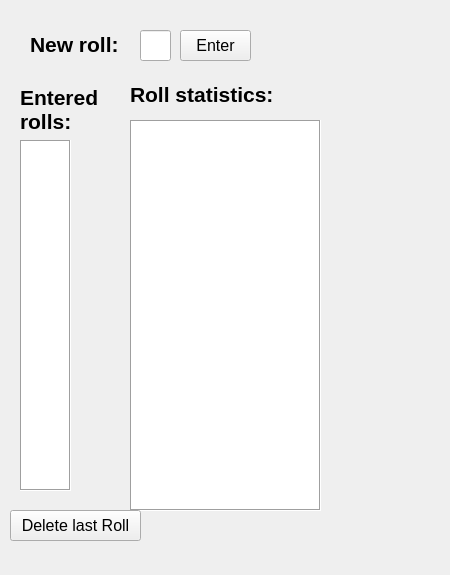
Above: ui/mainwindow.ui from dr-asbestos/catan-dice-tracker before the change. Below: the same form after it.
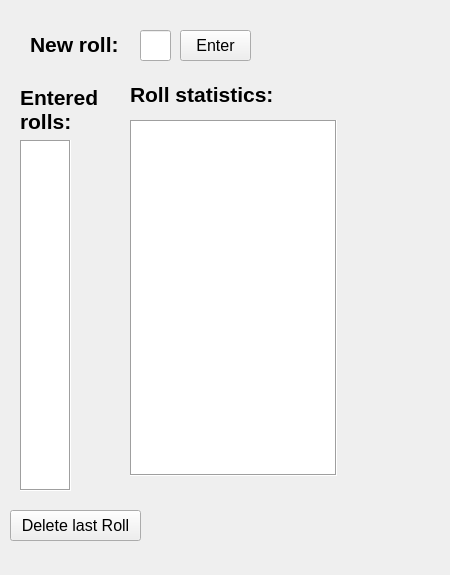
That is the form after the change.

Diff of the .ui file:
```diff
--- a/ui/mainwindow.ui
+++ b/ui/mainwindow.ui
@@ -31,8 +31,8 @@
      <rect>
       <x>130</x>
       <y>120</y>
-      <width>191</width>
-      <height>391</height>
+      <width>207</width>
+      <height>356</height>
      </rect>
     </property>
     <property name="font">
```
